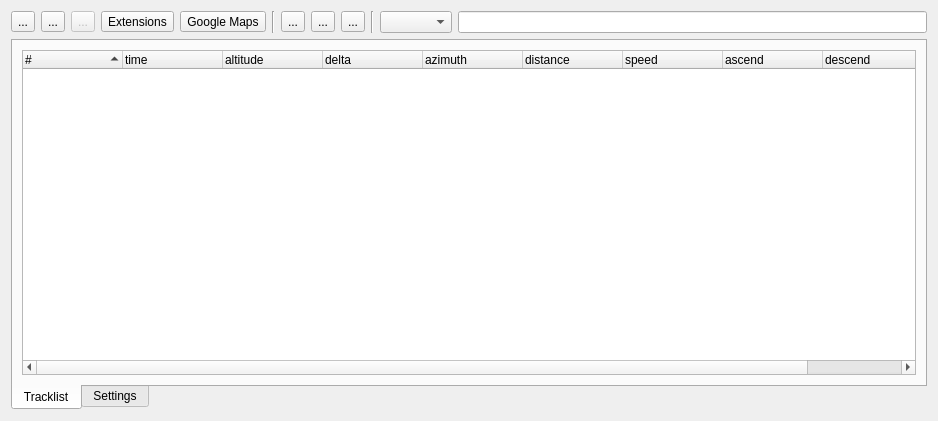
ntruchsess/QLandkarteGT, file src/ITrackEditWidget.ui: the form before one commit.
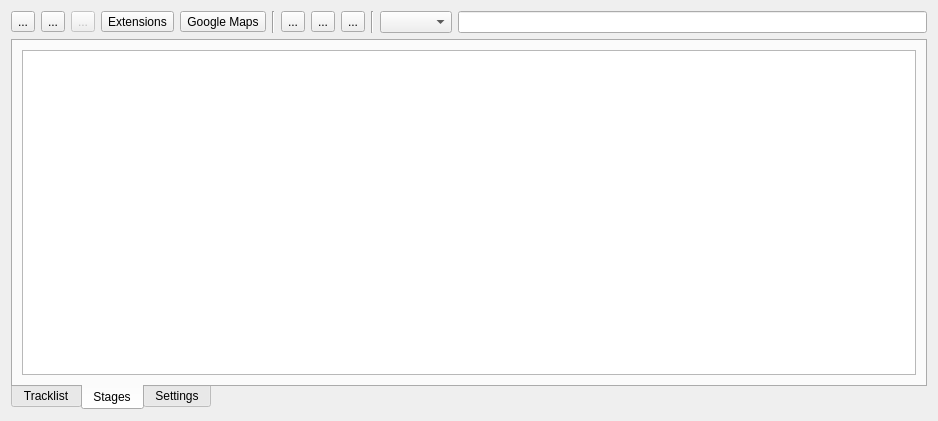
The form after the commit. The open tabs and pages were chosen to show the change.

Commit message: add stages of a track

What changed in the file:
```diff
--- a/src/ITrackEditWidget.ui
+++ b/src/ITrackEditWidget.ui
@@ -199,7 +199,7 @@
         <bool>false</bool>
        </property>
        <property name="movable">
-        <bool>true</bool>
+        <bool>false</bool>
        </property>
        <widget class="QWidget" name="tabView">
         <attribute name="title">
@@ -292,6 +292,16 @@
          </item>
         </layout>
        </widget>
+       <widget class="QWidget" name="tabStages">
+        <attribute name="title">
+         <string>Stages</string>
+        </attribute>
+        <layout class="QVBoxLayout" name="verticalLayout">
+         <item>
+          <widget class="QTextBrowser" name="textStages"/>
+         </item>
+        </layout>
+       </widget>
        <widget class="QWidget" name="tabSettings">
         <attribute name="title">
          <string>Settings</string>
```
Left out of the diff: 4 changed lines with no effect on the pictures. The commit also changes 8 other files.
